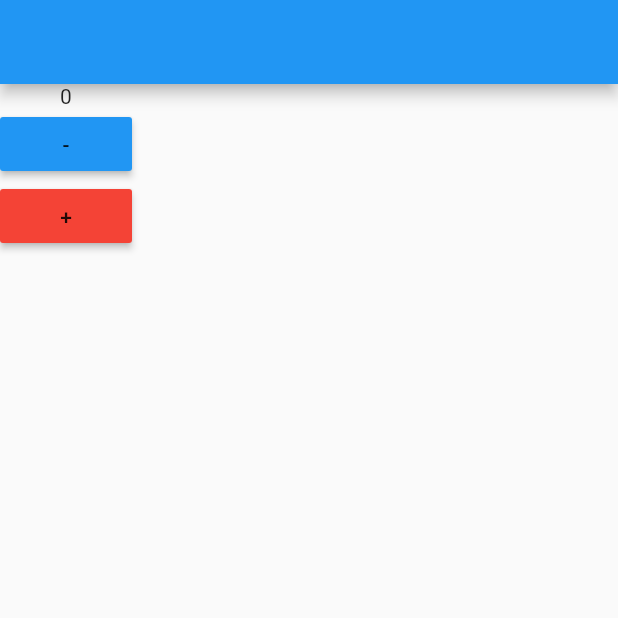
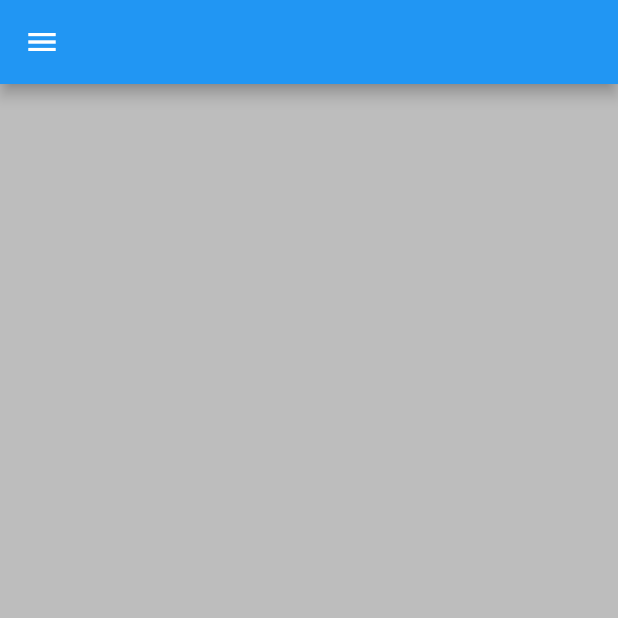
Before and after one commit to imsujan276/flutter_basics, a Flutter app: the screen it shows after launch, on a phone screen of 412 x 824 dp, the top half of it. Run offline on Flutter 3.47's test engine with Material 2 defaults, Android fonts, the phone set to English and light mode, and no system bars.

Commit message:
image asset and status bar color

```diff
--- a/lib/home.dart
+++ b/lib/home.dart
@@ -1,3 +1,4 @@
+import 'package:firstapp/ui_practice_1.dart';
 import 'package:flutter/material.dart';
 
 class Home extends StatefulWidget {
@@ -6,36 +7,40 @@ class Home extends StatefulWidget {
 }
 
 class _HomeState extends State<Home> {
-  int number = 0;
+  Widget image = Container();
+  Image image_asset = Image.asset(
+    'assets/image_1.jpg',
+    fit: BoxFit.fitHeight,
+  );
   @override
   Widget build(BuildContext context) {
+    double screenHeight = MediaQuery.of(context).size.height;
+    double screenWidth = MediaQuery.of(context).size.width;
     return Scaffold(
+      drawer: Drawer(
+        child: ContactUi(),
+      ),
       appBar: AppBar(),
-      body: Column(
+      body: ListView(
         children: <Widget>[
-          /// for integer
-          Text('$number'),
+          ///for image portion on top of screen
+          Container(
+            color: Colors.grey[400],
+            height: screenHeight,
+            width: screenWidth,
+            child: image,
+          ),
 
-          ///for increment and decrement buttons
-
-          //for decrement button
+          ///for add button to show image
           MaterialButton(
-            color: Colors.blue,
-            child: Text('-'),
+            color: Colors.amber,
+            child: Text(
+              'Add',
+              style: TextStyle(color: Colors.white, fontSize: 16),
+            ),
             onPressed: () {
               setState(() {
-                number--;
-              });
-            },
-          ),
-
-          ///for increment button
-          MaterialButton(
-            color: Colors.red,
-            child: Text('+'),
-            onPressed: () {
-              setState(() {
-                number++;
+                image = image_asset;
               });
             },
           )
--- a/lib/main.dart
+++ b/lib/main.dart
@@ -1,7 +1,12 @@
 import 'package:firstapp/home.dart';
 import 'package:firstapp/ui_practice_1.dart';
 import 'package:flutter/material.dart';
+import 'package:flutter/services.dart';
 
 void main() {
+  SystemChrome.setSystemUIOverlayStyle(SystemUiOverlayStyle(
+    statusBarColor: Colors.teal,
+    systemNavigationBarColor: Colors.teal
+  ));
   runApp(MaterialApp(debugShowCheckedModeBanner: false, home: Home()));
 }
--- a/pubspec.yaml
+++ b/pubspec.yaml
@@ -41,8 +41,8 @@ flutter:
   uses-material-design: true
 
   # To add assets to your application, add an assets section, like this:
-  # assets:
-  #  - images/a_dot_burr.jpeg
+  assets:
+   - assets/image_1.jpg
   #  - images/a_dot_ham.jpeg
 
   # An image asset can refer to one or more resolution-specific "variants", see
```
Also changed, not shown: assets/image_1.jpg (added).
